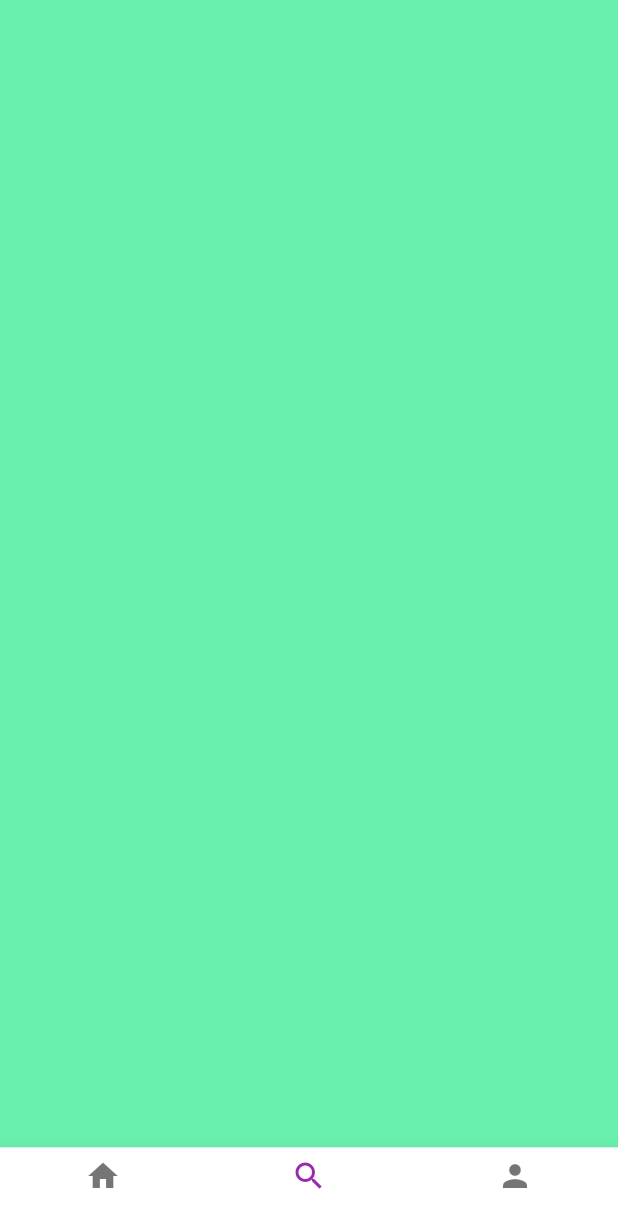
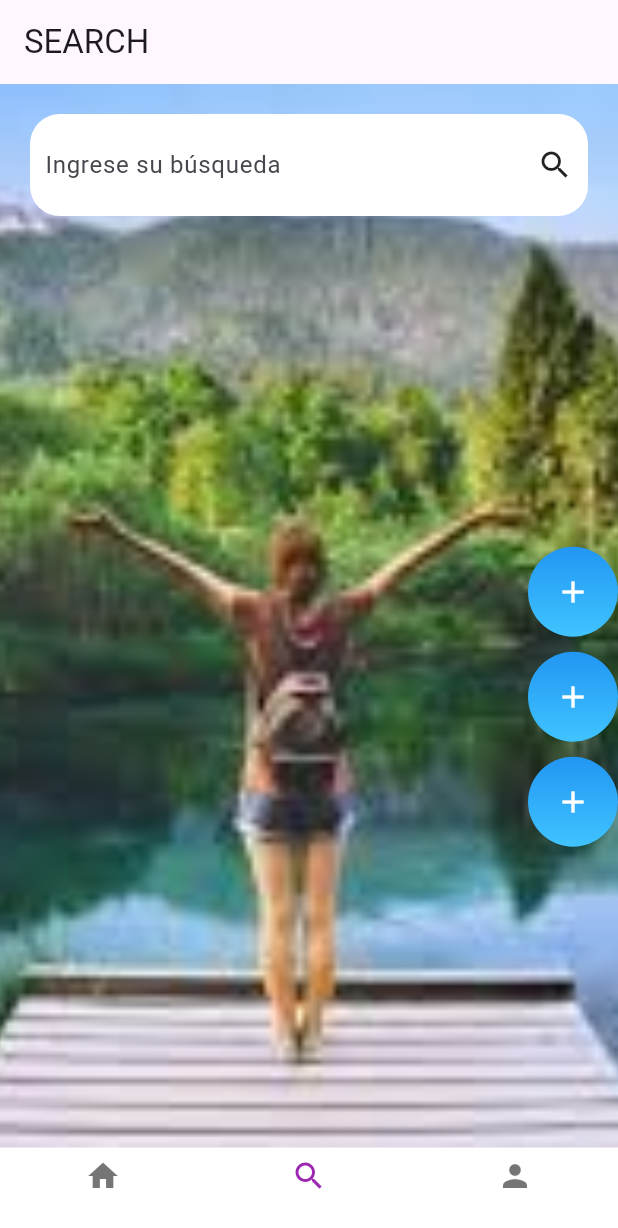
Before and after one commit to XAlomlaiza/PruebaAlomaliza6A, a Flutter app: the screen it shows after launch, item 2 of the bottom bar chosen, on a phone screen of 412 x 824 dp. Shown: the top 1228 px of the screen. Run offline on Flutter 3.47's test engine with Material 3 defaults, Android fonts, the phone set to English and light mode, and no system bars; our stand-ins replace google_fonts.

```diff
--- a/lib/search_trips_page.dart
+++ b/lib/search_trips_page.dart
@@ -1,12 +1,111 @@
 import 'package:flutter/material.dart';
 
-class SearchTripsPage extends StatelessWidget {
-  const SearchTripsPage({super.key});
+class SearchTripsPage extends StatefulWidget {
+  const SearchTripsPage({Key? key}) : super(key: key);
+
+  @override
+  _SearchTripsPageState createState() => _SearchTripsPageState();
+}
+
+class _SearchTripsPageState extends State<SearchTripsPage> {
+  late TextEditingController _searchController;
+  bool _searchClicked = false;
+
+  @override
+  void initState() {
+    super.initState();
+    _searchController = TextEditingController();
+  }
+
+  @override
+  void dispose() {
+    _searchController.dispose();
+    super.dispose();
+  }
 
   @override
   Widget build(BuildContext context) {
+    return Scaffold(
+      appBar: AppBar(
+        title: Text('SEARCH'),
+      ),
+      body: Container(
+        decoration: BoxDecoration(
+          image: DecorationImage(
+            image: AssetImage('assets/images/people.jpg'),
+            fit: BoxFit.cover,
+          ),
+        ),
+        child: Column(
+          crossAxisAlignment: CrossAxisAlignment.stretch,
+          children: [
+            Padding(
+              padding: const EdgeInsets.only(top: 20),
+              child: Center(
+                child: Container(
+                  padding: EdgeInsets.all(10),
+                  margin: EdgeInsets.symmetric(horizontal: 20),
+                  decoration: BoxDecoration(
+                    color: Colors.white,
+                    borderRadius: BorderRadius.circular(20),
+                  ),
+                  child: Row(
+                    children: [
+                      Expanded(
+                        child: TextFormField(
+                          controller: _searchController,
+                          decoration: InputDecoration(
+                            hintText: _searchClicked ? 'Xavier Alomaliza' : 'Ingrese su búsqueda',
+                            border: InputBorder.none,
+                          ),
+                        ),
+                      ),
+                      GestureDetector(
+                        onTap: () {
+                          setState(() {
+                            _searchClicked = !_searchClicked;
+                          });
+                        },
+                        child: Icon(Icons.search),
+                      ),
+                    ],
+                  ),
+                ),
+              ),
+            ),
+            SizedBox(height: 20),
+            Expanded(
+              child: Column(
+                mainAxisAlignment: MainAxisAlignment.center,
+                crossAxisAlignment: CrossAxisAlignment.end,
+                children: [
+                  _buildRoundButton(),
+                  SizedBox(height: 10),
+                  _buildRoundButton(),
+                  SizedBox(height: 10),
+                  _buildRoundButton(),
+                ],
+              ),
+            ),
+          ],
+        ),
+      ),
+    );
+  }
+
+  Widget _buildRoundButton() {
     return Container(
-      color: Colors.greenAccent,
+      width: 60,
+      height: 60,
+      decoration: BoxDecoration(
+        shape: BoxShape.circle,
+        gradient: LinearGradient(
+          begin: Alignment.topCenter,
+          end: Alignment.bottomCenter,
+          colors: [Colors.blue, Colors.lightBlueAccent],
+        ),
+      ),
+      child: Icon(Icons.add, color: Colors.white),
     );
   }
 }
--- a/pubspec.yaml
+++ b/pubspec.yaml
@@ -62,7 +62,7 @@ flutter:
   # To add assets to your application, add an assets section, like this:
   assets:
     - assets/images/
-  # - assets/images/people.jpg
+    - assets/images/people.jpg
   # - images/a_dot_burr.jpeg
   #   - images/a_dot_ham.jpeg
 
```
